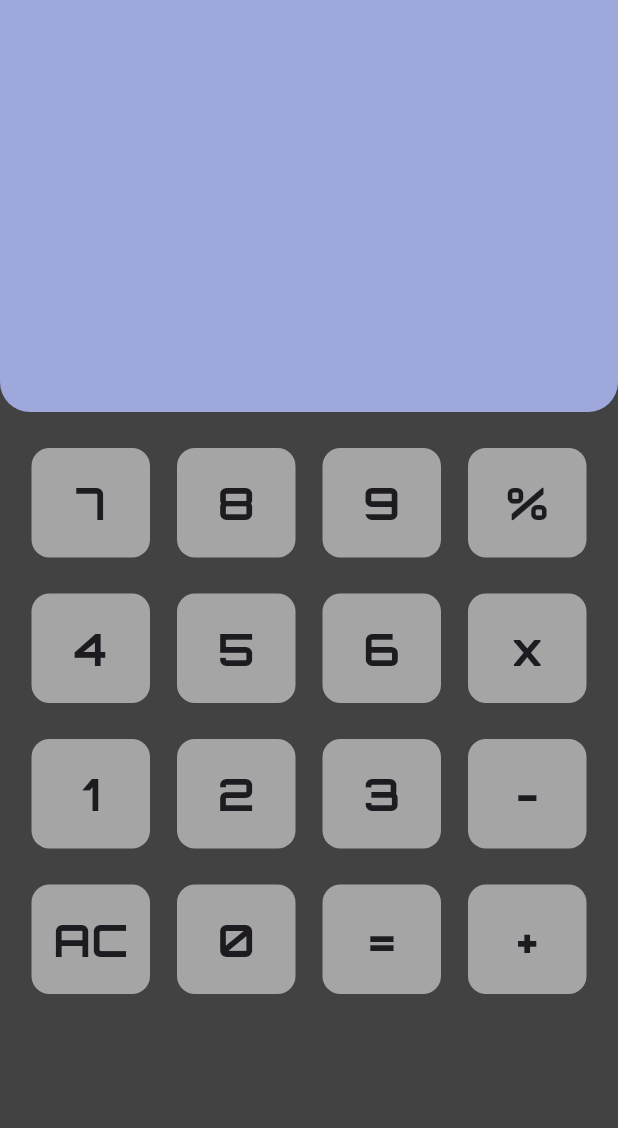
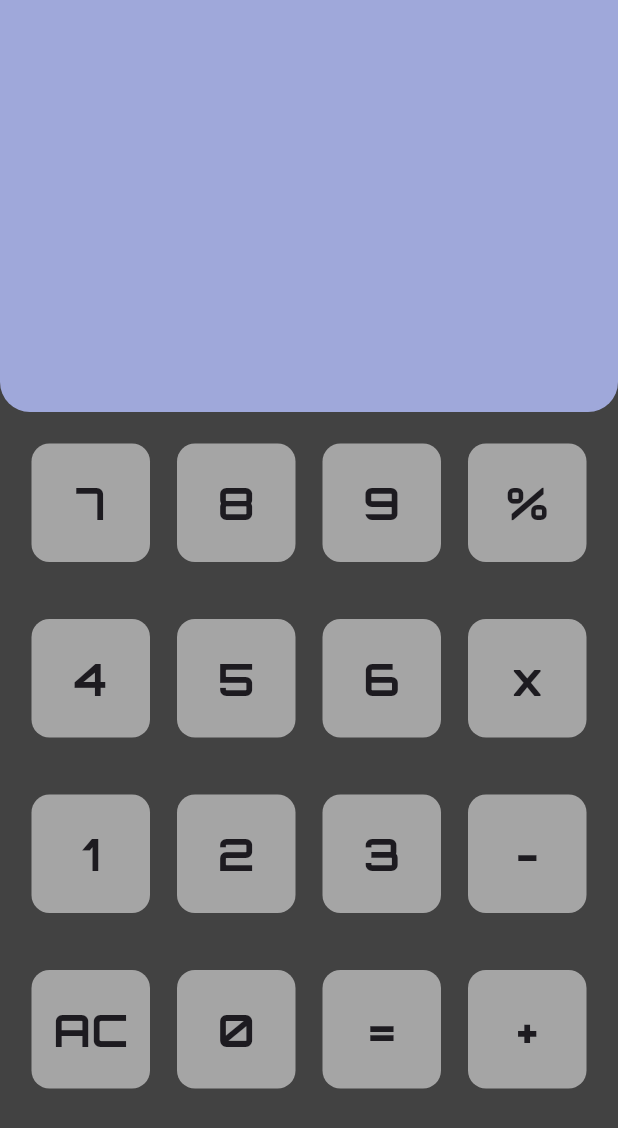
Before and after one commit to ZainR10/fluter_calculator, a Flutter app: the screen it shows after launch, on a phone screen of 412 x 824 dp. Shown: the top 1128 px of the screen. Run offline on Flutter 3.47's test engine with Material 3 defaults, Android fonts, the phone set to English and light mode, and no system bars; our stand-ins replace google_fonts, math_expressions.

Commit message:
'color change'made some color changes in display

```diff
--- a/lib/calculator_screen.dart
+++ b/lib/calculator_screen.dart
@@ -69,8 +69,6 @@ class _CalculatorScreenState extends State<CalculatorScreen> {
   Widget build(BuildContext context) {
     Orientation orientation = MediaQuery.of(context).orientation;
 
-    // backgroundColor: const Color.fromARGB(255, 33, 35, 36)
-
     Widget display = Expanded(
       flex: 1,
       child: Container(
@@ -95,16 +93,16 @@ class _CalculatorScreenState extends State<CalculatorScreen> {
             Text(
               userInput.toString(),
               style: GoogleFonts.getFont('Orbitron',
-                  fontSize: 30,
+                  fontSize: 40,
                   fontWeight: FontWeight.bold,
                   color: Colors.indigo[50]),
             ),
             Text(
               answer.toString(),
               style: GoogleFonts.getFont('Orbitron',
-                  fontSize: 30,
+                  fontSize: 40,
                   fontWeight: FontWeight.bold,
-                  color: Colors.indigo[50]),
+                  color: Colors.indigo.shade400),
             ),
           ],
         ),
@@ -113,8 +111,8 @@ class _CalculatorScreenState extends State<CalculatorScreen> {
 
     Widget buttonGrid = Expanded(
       flex: orientation == Orientation.portrait
-          ? 2
-          : 1, // Takes 2 parts of the screen in landscape or the full height in portrait
+          ? 2 // Takes 2 parts of the screen in landscape
+          : 1, // or the full height in portrait
 
       child: GridView.count(
         shrinkWrap: true,
@@ -122,7 +120,7 @@ class _CalculatorScreenState extends State<CalculatorScreen> {
         childAspectRatio: 1.0,
         padding: const EdgeInsets.all(16),
         crossAxisSpacing: 8.0,
-        mainAxisSpacing: 8.0,
+        mainAxisSpacing: 28.0,
         children: buttons.map((buttonText) {
           return Mybutton(
             title: buttonText,
--- a/lib/components/my_buttons.dart
+++ b/lib/components/my_buttons.dart
@@ -18,7 +18,7 @@ class Mybutton extends StatelessWidget {
     // double buttonWidth = MediaQuery.of(context).size.width * 0.22;
     return SizedBox(
       child: Padding(
-        padding: const EdgeInsets.symmetric(vertical: 8, horizontal: 5),
+        padding: const EdgeInsets.symmetric(vertical: 5, horizontal: 5),
         child: InkWell(
           onTap: onPress,
           child: Container(
--- a/pubspec.yaml
+++ b/pubspec.yaml
@@ -37,6 +37,7 @@ dependencies:
   cupertino_icons: ^1.0.6
   math_expressions: ^2.4.0
   google_fonts: ^6.1.0
+  auto_size_text: ^3.0.0
 
 dev_dependencies:
   flutter_test:
```
Also changed, not shown: lib/constaints.dart (deleted), pubspec.lock.
